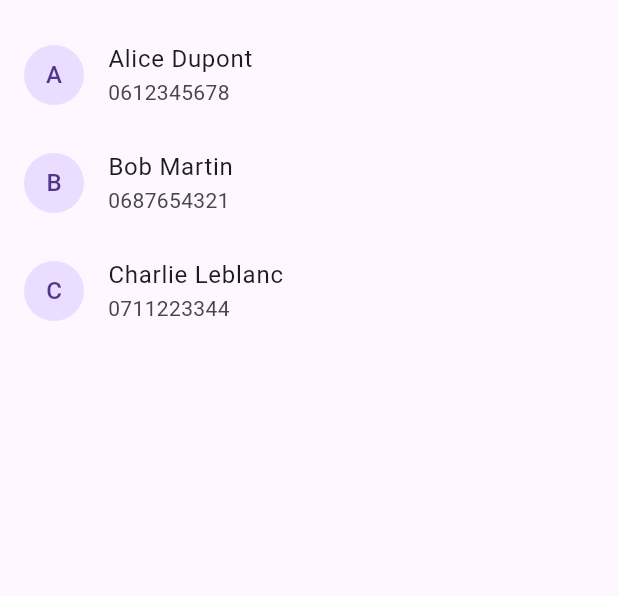
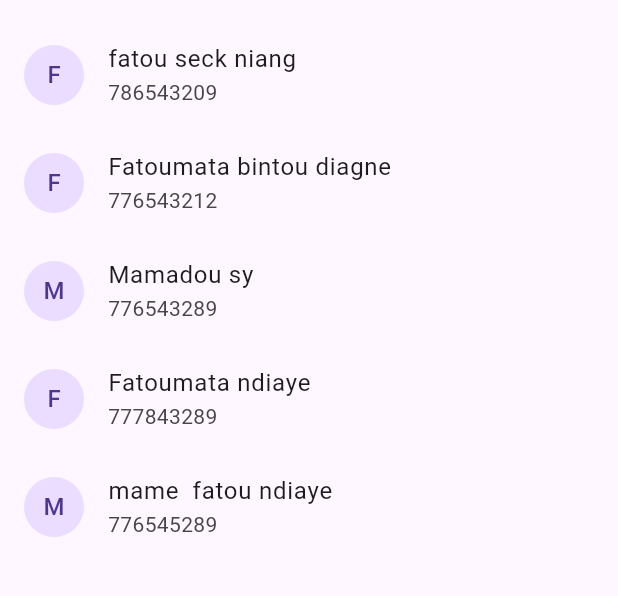
Before and after one commit to Fatouniangseck/contact, a Flutter app: the screen it shows after launch, on a phone screen of 412 x 824 dp, the part 63-659 px from its top. Run offline on Flutter 3.47's test engine with Material 3 defaults, Android fonts, the phone set to English and light mode, and no system bars.

Commit message:
correction et modification

```diff
--- a/contact/lib/main.dart
+++ b/contact/lib/main.dart
@@ -17,9 +17,11 @@ class ContactApp extends StatelessWidget {
 
 class ContactList extends StatelessWidget {
   final List<Map<String, String>> contacts = [
-    {'nom': 'Alice Dupont', 'telephone': '0612345678'},
-    {'nom': 'Bob Martin', 'telephone': '0687654321'},
-    {'nom': 'Charlie Leblanc', 'telephone': '0711223344'},
+    {'nom': 'fatou seck niang', 'telephone': '786543209'},
+    {'nom': 'Fatoumata bintou diagne', 'telephone': '776543212'},
+    {'nom': 'Mamadou sy', 'telephone': '776543289'},
+    {'nom': 'Fatoumata ndiaye', 'telephone': '777843289'},
+    {'nom': 'mame  fatou ndiaye', 'telephone': '776545289'},
   ];
 
   @override
@@ -63,15 +65,15 @@ class ContactDetails extends StatelessWidget {
     return Scaffold(
       appBar: AppBar(title: Text('Détails du contact')),
       body: Padding(
-        padding: const EdgeInsets.all(16.0),
+        padding: const EdgeInsets.all(20.0),
         child: Column(
           crossAxisAlignment: CrossAxisAlignment.start,
           children: [
             Text('Nom: ${contact['nom']}', style: TextStyle(fontSize: 20)),
-            SizedBox(height: 10),
+            SizedBox(height: 15),
             Text(
               'Téléphone: ${contact['telephone']}',
-              style: TextStyle(fontSize: 16),
+              style: TextStyle(fontSize: 20),
             ),
           ],
         ),
```
